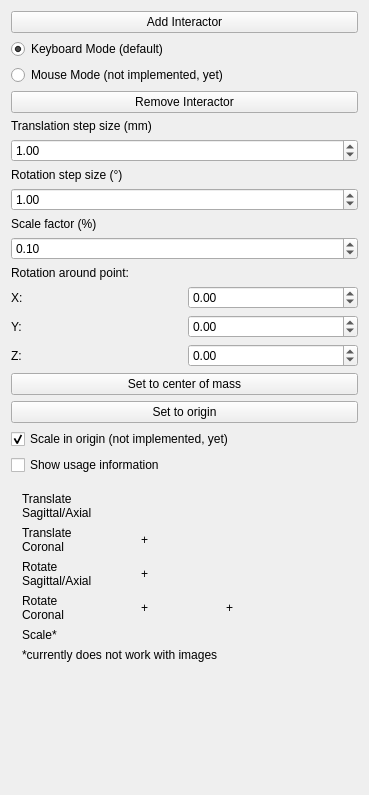
Before: the Qt Designer form Plugins/org.mitk.gui.qt.geometrytools/src/internal/QmitkGeometryToolsViewControls.ui in MITK/MITK, drawn with Qt 5.
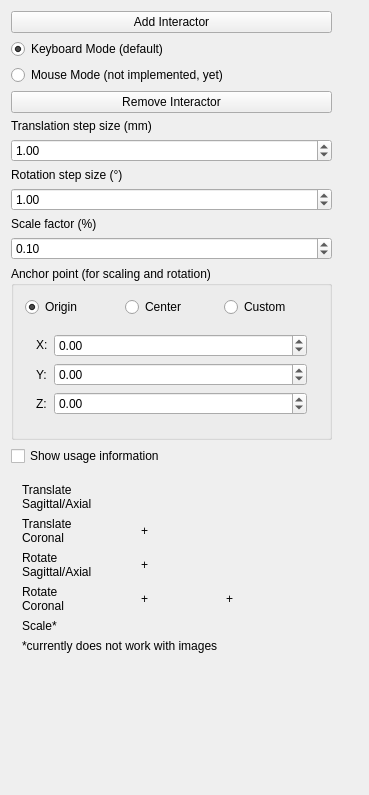
After: the same form once the commit is applied. Icons and pictures are not drawn.

Commit message: New scale operation and gui adaptions.

The edit to the form file:
```diff
--- a/Plugins/org.mitk.gui.qt.geometrytools/src/internal/QmitkGeometryToolsViewControls.ui
+++ b/Plugins/org.mitk.gui.qt.geometrytools/src/internal/QmitkGeometryToolsViewControls.ui
@@ -20,200 +20,7 @@
    <string>QmitkTemplate</string>
   </property>
   <layout class="QGridLayout" name="gridLayout_2">
-   <item row="11" column="1">
-    <widget class="QDoubleSpinBox" name="m_RotationPointX">
-     <property name="minimum">
-      <double>-9999.989999999999782</double>
-     </property>
-     <property name="maximum">
-      <double>9999.989999999999782</double>
-     </property>
-    </widget>
-   </item>
-   <item row="13" column="1">
-    <widget class="QDoubleSpinBox" name="m_RotationPointZ">
-     <property name="minimum">
-      <double>-9999.989999999999782</double>
-     </property>
-     <property name="maximum">
-      <double>9999.989999999999782</double>
-     </property>
-    </widget>
-   </item>
-   <item row="22" column="1">
-    <spacer name="verticalSpacer">
-     <property name="orientation">
-      <enum>Qt::Vertical</enum>
-     </property>
-     <property name="sizeHint" stdset="0">
-      <size>
-       <width>20</width>
-       <height>40</height>
-      </size>
-     </property>
-    </spacer>
-   </item>
-   <item row="12" column="1">
-    <widget class="QDoubleSpinBox" name="m_RotationPointY">
-     <property name="minimum">
-      <double>-9999.989999999999782</double>
-     </property>
-     <property name="maximum">
-      <double>9999.989999999999782</double>
-     </property>
-    </widget>
-   </item>
-   <item row="11" column="0">
-    <widget class="QLabel" name="label_33">
-     <property name="text">
-      <string>X:</string>
-     </property>
-    </widget>
-   </item>
-   <item row="12" column="0">
-    <widget class="QLabel" name="label_34">
-     <property name="text">
-      <string>Y:</string>
-     </property>
-    </widget>
-   </item>
-   <item row="13" column="0">
-    <widget class="QLabel" name="label_35">
-     <property name="text">
-      <string>Z:</string>
-     </property>
-    </widget>
-   </item>
-   <item row="10" column="0" colspan="2">
-    <widget class="QLabel" name="label_32">
-     <property name="text">
-      <string>Rotation around point:</string>
-     </property>
-    </widget>
-   </item>
-   <item row="9" column="0" colspan="2">
-    <widget class="QDoubleSpinBox" name="m_ScaleFactor">
-     <property name="maximum">
-      <double>200.000000000000000</double>
-     </property>
-     <property name="singleStep">
-      <double>0.100000000000000</double>
-     </property>
-     <property name="value">
-      <double>0.100000000000000</double>
-     </property>
-    </widget>
-   </item>
-   <item row="8" column="0" colspan="2">
-    <widget class="QLabel" name="label_3">
-     <property name="text">
-      <string>Scale factor (%)</string>
-     </property>
-    </widget>
-   </item>
-   <item row="7" column="0" colspan="2">
-    <widget class="QDoubleSpinBox" name="m_RotationStep">
-     <property name="maximum">
-      <double>360.000000000000000</double>
-     </property>
-     <property name="value">
-      <double>1.000000000000000</double>
-     </property>
-    </widget>
-   </item>
-   <item row="6" column="0" colspan="2">
-    <widget class="QLabel" name="label_2">
-     <property name="text">
-      <string>Rotation step size (°)</string>
-     </property>
-    </widget>
-   </item>
-   <item row="5" column="0" colspan="2">
-    <widget class="QDoubleSpinBox" name="m_TranslationStep">
-     <property name="decimals">
-      <number>2</number>
-     </property>
-     <property name="maximum">
-      <double>1000.000000000000000</double>
-     </property>
-     <property name="value">
-      <double>1.000000000000000</double>
-     </property>
-    </widget>
-   </item>
-   <item row="4" column="0" colspan="2">
-    <widget class="QLabel" name="label">
-     <property name="text">
-      <string>Translation step size (mm)</string>
-     </property>
-    </widget>
-   </item>
-   <item row="3" column="0" colspan="2">
-    <widget class="QPushButton" name="m_RemoveInteractor">
-     <property name="text">
-      <string>Remove Interactor</string>
-     </property>
-    </widget>
-   </item>
-   <item row="2" column="0" colspan="2">
-    <widget class="QRadioButton" name="m_MouseMode">
-     <property name="text">
-      <string>Mouse Mode (not implemented, yet)</string>
-     </property>
-    </widget>
-   </item>
-   <item row="1" column="0" colspan="2">
-    <widget class="QRadioButton" name="m_KeyboardMode">
-     <property name="text">
-      <string>Keyboard Mode (default)</string>
-     </property>
-     <property name="checked">
-      <bool>true</bool>
-     </property>
-    </widget>
-   </item>
-   <item row="0" column="0" colspan="2">
-    <widget class="QPushButton" name="m_AddInteractor">
-     <property name="toolTip">
-      <string>Do image processing</string>
-     </property>
-     <property name="text">
-      <string>Add Interactor</string>
-     </property>
-    </widget>
-   </item>
-   <item row="14" column="0" colspan="2">
-    <widget class="QPushButton" name="m_SetToCenterOfMass">
-     <property name="text">
-      <string>Set to center of mass</string>
-     </property>
-    </widget>
-   </item>
-   <item row="15" column="0" colspan="2">
-    <widget class="QPushButton" name="m_SetToOrigin">
-     <property name="text">
-      <string>Set to origin</string>
-     </property>
-    </widget>
-   </item>
-   <item row="19" column="0" colspan="2">
-    <widget class="QCheckBox" name="m_ScaleInOrigin">
-     <property name="text">
-      <string>Scale in origin (not implemented, yet)</string>
-     </property>
-     <property name="checked">
-      <bool>true</bool>
-     </property>
-    </widget>
-   </item>
-   <item row="20" column="0" colspan="2">
-    <widget class="QCheckBox" name="m_UsageInfoCheckBox">
-     <property name="text">
-      <string>Show usage information</string>
-     </property>
-    </widget>
-   </item>
-   <item row="21" column="0" colspan="2">
+   <item row="13" column="0" colspan="2">
     <widget class="QWidget" name="m_UsageInfo" native="true">
      <layout class="QGridLayout" name="gridLayout">
       <item row="0" column="0">
@@ -473,6 +280,288 @@
      </layout>
     </widget>
    </item>
+   <item row="14" column="1">
+    <spacer name="verticalSpacer">
+     <property name="orientation">
+      <enum>Qt::Vertical</enum>
+     </property>
+     <property name="sizeHint" stdset="0">
+      <size>
+       <width>20</width>
+       <height>40</height>
+      </size>
+     </property>
+    </spacer>
+   </item>
+   <item row="5" column="0">
+    <widget class="QDoubleSpinBox" name="m_TranslationStep">
+     <property name="decimals">
+      <number>2</number>
+     </property>
+     <property name="maximum">
+      <double>1000.000000000000000</double>
+     </property>
+     <property name="value">
+      <double>1.000000000000000</double>
+     </property>
+    </widget>
+   </item>
+   <item row="1" column="0">
+    <widget class="QRadioButton" name="m_KeyboardMode">
+     <property name="text">
+      <string>Keyboard Mode (default)</string>
+     </property>
+     <property name="checked">
+      <bool>true</bool>
+     </property>
+    </widget>
+   </item>
+   <item row="8" column="0">
+    <widget class="QLabel" name="label_3">
+     <property name="text">
+      <string>Scale factor (%)</string>
+     </property>
+    </widget>
+   </item>
+   <item row="12" column="0">
+    <widget class="QCheckBox" name="m_UsageInfoCheckBox">
+     <property name="text">
+      <string>Show usage information</string>
+     </property>
+    </widget>
+   </item>
+   <item row="7" column="0">
+    <widget class="QDoubleSpinBox" name="m_RotationStep">
+     <property name="maximum">
+      <double>360.000000000000000</double>
+     </property>
+     <property name="value">
+      <double>1.000000000000000</double>
+     </property>
+    </widget>
+   </item>
+   <item row="2" column="0">
+    <widget class="QRadioButton" name="m_MouseMode">
+     <property name="text">
+      <string>Mouse Mode (not implemented, yet)</string>
+     </property>
+    </widget>
+   </item>
+   <item row="3" column="0">
+    <widget class="QPushButton" name="m_RemoveInteractor">
+     <property name="sizePolicy">
+      <sizepolicy hsizetype="Expanding" vsizetype="Fixed">
+       <horstretch>0</horstretch>
+       <verstretch>0</verstretch>
+      </sizepolicy>
+     </property>
+     <property name="text">
+      <string>Remove Interactor</string>
+     </property>
+    </widget>
+   </item>
+   <item row="6" column="0">
+    <widget class="QLabel" name="label_2">
+     <property name="text">
+      <string>Rotation step size (°)</string>
+     </property>
+    </widget>
+   </item>
+   <item row="4" column="0">
+    <widget class="QLabel" name="label">
+     <property name="text">
+      <string>Translation step size (mm)</string>
+     </property>
+    </widget>
+   </item>
+   <item row="9" column="0">
+    <widget class="QDoubleSpinBox" name="m_ScaleFactor">
+     <property name="maximum">
+      <double>200.000000000000000</double>
+     </property>
+     <property name="singleStep">
+      <double>0.100000000000000</double>
+     </property>
+     <property name="value">
+      <double>0.100000000000000</double>
+     </property>
+    </widget>
+   </item>
+   <item row="10" column="0">
+    <widget class="QGroupBox" name="groupBox">
+     <property name="enabled">
+      <bool>true</bool>
+     </property>
+     <property name="title">
+      <string>Anchor point (for scaling and rotation)</string>
+     </property>
+     <property name="checkable">
+      <bool>false</bool>
+     </property>
+     <layout class="QGridLayout" name="gridLayout_4">
+      <item row="0" column="0">
+       <layout class="QHBoxLayout" name="horizontalLayout_4">
+        <item>
+         <widget class="QRadioButton" name="m_OriginPointRadioButton">
+          <property name="text">
+           <string>Origin</string>
+          </property>
+          <property name="checked">
+           <bool>true</bool>
+          </property>
+         </widget>
+        </item>
+        <item>
+         <widget class="QRadioButton" name="m_CenterPointRadioButton">
+          <property name="sizePolicy">
+           <sizepolicy hsizetype="Minimum" vsizetype="Fixed">
+            <horstretch>0</horstretch>
+            <verstretch>0</verstretch>
+           </sizepolicy>
+          </property>
+          <property name="text">
+           <string>Center</string>
+          </property>
+          <property name="checked">
+           <bool>false</bool>
+          </property>
+         </widget>
+        </item>
+        <item>
+         <widget class="QRadioButton" name="m_CustomAnchorPointRadioButton">
+          <property name="text">
+           <string>Custom</string>
+          </property>
+         </widget>
+        </item>
+       </layout>
+      </item>
+      <item row="1" column="0">
+       <widget class="QWidget" name="m_CustomAnchorPoint" native="true">
+        <layout class="QGridLayout" name="gridLayout_6">
+         <item row="0" column="0">
+          <layout class="QGridLayout" name="gridLayout_3">
+           <item row="0" column="0">
+            <widget class="QLabel" name="label_33">
+             <property name="sizePolicy">
+              <sizepolicy hsizetype="Minimum" vsizetype="Fixed">
+               <horstretch>0</horstretch>
+               <verstretch>0</verstretch>
+              </sizepolicy>
+             </property>
+             <property name="text">
+              <string>X:</string>
+             </property>
+            </widget>
+           </item>
+           <item row="0" column="1">
+            <widget class="QDoubleSpinBox" name="m_AnchorPointX">
+             <property name="sizePolicy">
+              <sizepolicy hsizetype="Expanding" vsizetype="Fixed">
+               <horstretch>0</horstretch>
+               <verstretch>0</verstretch>
+              </sizepolicy>
+             </property>
+             <property name="minimum">
+              <double>-9999.989999999999782</double>
+             </property>
+             <property name="maximum">
+              <double>9999.989999999999782</double>
+             </property>
+            </widget>
+           </item>
+           <item row="1" column="0">
+            <widget class="QLabel" name="label_34">
+             <property name="sizePolicy">
+              <sizepolicy hsizetype="Minimum" vsizetype="Preferred">
+               <horstretch>0</horstretch>
+               <verstretch>0</verstretch>
+              </sizepolicy>
+             </property>
+             <property name="text">
+              <string>Y:</string>
+             </property>
+            </widget>
+           </item>
+           <item row="1" column="1">
+            <widget class="QDoubleSpinBox" name="m_AnchorPointY">
+             <property name="sizePolicy">
+              <sizepolicy hsizetype="Expanding" vsizetype="Fixed">
+               <horstretch>0</horstretch>
+               <verstretch>0</verstretch>
+              </sizepolicy>
+             </property>
+             <property name="minimum">
+              <double>-9999.989999999999782</double>
+             </property>
+             <property name="maximum">
+              <double>9999.989999999999782</double>
+             </property>
+            </widget>
+           </item>
+           <item row="2" column="0">
+            <widget class="QLabel" name="label_35">
+             <property name="sizePolicy">
+              <sizepolicy hsizetype="Minimum" vsizetype="Preferred">
+               <horstretch>0</horstretch>
+               <verstretch>0</verstretch>
+              </sizepolicy>
+             </property>
+             <property name="text">
+              <string>Z:</string>
+             </property>
+            </widget>
+           </item>
+           <item row="2" column="1">
+            <widget class="QDoubleSpinBox" name="m_AnchorPointZ">
+             <property name="sizePolicy">
+              <sizepolicy hsizetype="Expanding" vsizetype="Fixed">
+               <horstretch>0</horstretch>
+               <verstretch>0</verstretch>
+              </sizepolicy>
+             </property>
+             <property name="minimum">
+              <double>-9999.989999999999782</double>
+             </property>
+             <property name="maximum">
+              <double>9999.989999999999782</double>
+             </property>
+            </widget>
+           </item>
+          </layout>
+         </item>
+        </layout>
+       </widget>
+      </item>
+     </layout>
+     <zorder>label_33</zorder>
+     <zorder>label_34</zorder>
+     <zorder>label_35</zorder>
+     <zorder>m_CenterPointRadioButton</zorder>
+     <zorder>m_OriginPointRadioButton</zorder>
+     <zorder>m_CustomAnchorPointRadioButton</zorder>
+     <zorder>m_AnchorPointX</zorder>
+     <zorder>m_AnchorPointY</zorder>
+     <zorder>m_AnchorPointZ</zorder>
+     <zorder>m_CustomAnchorPoint</zorder>
+    </widget>
+   </item>
+   <item row="0" column="0">
+    <widget class="QPushButton" name="m_AddInteractor">
+     <property name="sizePolicy">
+      <sizepolicy hsizetype="Expanding" vsizetype="Fixed">
+       <horstretch>0</horstretch>
+       <verstretch>0</verstretch>
+      </sizepolicy>
+     </property>
+     <property name="toolTip">
+      <string>Do image processing</string>
+     </property>
+     <property name="text">
+      <string>Add Interactor</string>
+     </property>
+    </widget>
+   </item>
   </layout>
  </widget>
  <layoutdefault spacing="6" margin="11"/>
```
Left out of the diff: 16 changed lines with no effect on the pictures. The commit also changes 6 other files.
